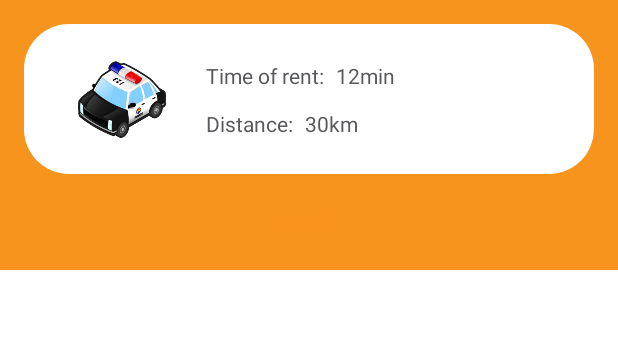
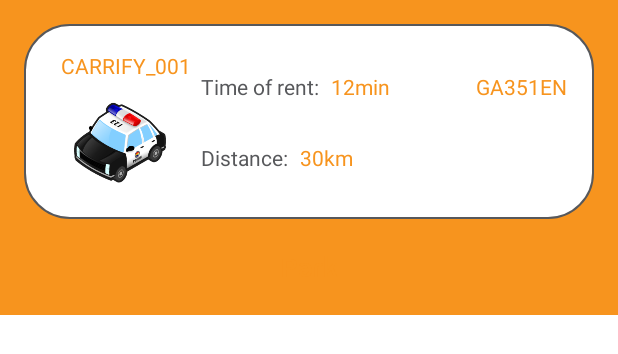
Before and after one commit to dnajdrowski/CarrifyAndroid, an Android app: the layout bottom_sheet.xml on its own in the app's theme, with its tools: preview values and no code run, on a phone screen of 412 x 824 dp. Shown: the top 354 px of the screen. Run offline under Robolectric (Android 15) with nearby library versions, the phone set to English and light mode, and no system bars.

Commit message:
Fixes layouts.

```diff
--- a/app/src/main/java/pl/carrifyandroid/MainActivity.java
+++ b/app/src/main/java/pl/carrifyandroid/MainActivity.java
@@ -69,7 +69,6 @@ public class MainActivity extends AppCompatActivity {
         drawer.addDrawerListener(toggle);
         toggle.syncState();
 
-        menuRecycler = navigationView.findViewById(R.id.menuRecycler);
 
         View headerView = navigationView.getHeaderView(0);
         //username
--- a/app/src/main/java/pl/carrifyandroid/Screens/CarPreview/CarPreviewDialog.java
+++ b/app/src/main/java/pl/carrifyandroid/Screens/CarPreview/CarPreviewDialog.java
@@ -39,9 +39,9 @@ public class CarPreviewDialog extends DialogFragment {
 
     @BindView(R.id.rentButton)
     MaterialButton rentButton;
-    @BindView(R.id.carRegistrationNumber)
+    @BindView(R.id.car_registration_number)
     TextView carRegistrationNumber;
-    @BindView(R.id.carFuel)
+    @BindView(R.id.car_fuel)
     TextView carFuel;
 
     private int fuelLevel = 0;
--- a/app/src/main/res/drawable/dialog_background.xml
+++ b/app/src/main/res/drawable/dialog_background.xml
@@ -9,4 +9,5 @@
         android:top="10dp"
         android:right="10dp"
         android:bottom="10dp" />
+    <stroke android:color="@color/grey" android:width="1dp"/>
 </shape>
--- a/app/src/main/res/layout/bottom_sheet.xml
+++ b/app/src/main/res/layout/bottom_sheet.xml
@@ -1,19 +1,29 @@
 <?xml version="1.0" encoding="utf-8"?>
-<androidx.constraintlayout.widget.ConstraintLayout xmlns:android="http://schemas.android.com/apk/res/android"
+<androidx.coordinatorlayout.widget.CoordinatorLayout
+    xmlns:android="http://schemas.android.com/apk/res/android"
     xmlns:app="http://schemas.android.com/apk/res-auto"
     xmlns:tools="http://schemas.android.com/tools"
     android:id="@+id/bottom_sheet"
     android:layout_width="match_parent"
-    android:layout_height="wrap_content"
+    android:layout_height="wrap_content">
+
+    <androidx.cardview.widget.CardView
+        android:layout_width="match_parent"
+        android:layout_height="match_parent"
+        app:cardCornerRadius="30dp">
+
+        <androidx.constraintlayout.widget.ConstraintLayout
+            android:layout_width="match_parent"
+            android:layout_height="match_parent"
             android:background="@color/colorPrimary"
             android:orientation="vertical"
+            app:layout_behavior="@string/bottom_sheet_behavior"
             app:behavior_hideable="false"
-    app:behavior_peekHeight="90dp"
-    app:layout_behavior="android.support.design.widget.BottomSheetBehavior">
+            app:behavior_peekHeight="90dp">
 
             <com.google.android.material.button.MaterialButton
-        android:id="@+id/loginButton2"
-        style="@style/Widget.AppCompat.Button.Borderless"
+                android:id="@+id/park_button"
+                style="@style/Widget.MaterialComponents.Button.TextButton"
                 android:layout_width="0dp"
                 android:layout_height="wrap_content"
                 android:layout_marginStart="16dp"
@@ -30,14 +40,14 @@
                 android:textSize="@dimen/text_size_20sp"
                 app:cornerRadius="5dp"
                 app:layout_constraintBottom_toBottomOf="parent"
-        app:layout_constraintEnd_toEndOf="@+id/constraintLayout3"
-        app:layout_constraintStart_toStartOf="@+id/constraintLayout3"
-        app:layout_constraintTop_toBottomOf="@+id/constraintLayout3" />
+                app:layout_constraintEnd_toEndOf="@+id/rent_info_layout"
+                app:layout_constraintStart_toStartOf="@+id/rent_info_layout"
+                app:layout_constraintTop_toBottomOf="@+id/rent_info_layout" />
 
             <androidx.constraintlayout.widget.ConstraintLayout
-        android:id="@+id/constraintLayout3"
+                android:id="@+id/rent_info_layout"
                 android:layout_width="0dp"
-        android:layout_height="100dp"
+                android:layout_height="130dp"
                 android:layout_marginStart="16dp"
                 android:layout_marginTop="16dp"
                 android:layout_marginEnd="16dp"
@@ -45,6 +55,32 @@
                 app:layout_constraintEnd_toEndOf="parent"
                 app:layout_constraintStart_toStartOf="parent"
                 app:layout_constraintTop_toTopOf="parent">
+
+                <androidx.constraintlayout.widget.Guideline
+                    android:id="@+id/guideline_h50"
+                    android:layout_width="wrap_content"
+                    android:layout_height="wrap_content"
+                    android:orientation="horizontal"
+                    app:layout_constraintGuide_percent="0.5" />
+
+                <androidx.constraintlayout.widget.Guideline
+                    android:id="@+id/guideline_v30"
+                    android:layout_width="wrap_content"
+                    android:layout_height="wrap_content"
+                    android:orientation="vertical"
+                    app:layout_constraintGuide_percent="0.30" />
+
+                <com.google.android.material.textview.MaterialTextView
+                    android:id="@+id/rent_car_name"
+                    android:layout_width="wrap_content"
+                    android:layout_height="wrap_content"
+                    android:layout_marginStart="8dp"
+                    android:text="CARRIFY_001"
+                    android:layout_marginTop="8dp"
+                    android:textColor="@color/colorPrimary"
+                    app:layout_constraintTop_toTopOf="parent"
+                    app:layout_constraintStart_toStartOf="parent"
+                    app:layout_constraintEnd_toStartOf="@+id/guideline_v30"/>
 
                 <ImageView
                     android:id="@+id/imageView3"
@@ -56,76 +92,74 @@
                     android:layout_marginBottom="8dp"
                     android:scaleType="centerInside"
                     app:layout_constraintBottom_toBottomOf="parent"
-            app:layout_constraintEnd_toStartOf="@+id/guideline"
+                    app:layout_constraintEnd_toStartOf="@+id/guideline_v30"
                     app:layout_constraintStart_toStartOf="parent"
-            app:layout_constraintTop_toTopOf="parent"
-            app:srcCompat="@drawable/car_avatar" />
+                    app:layout_constraintTop_toBottomOf="@id/rent_car_name"
+                    app:srcCompat="@drawable/car_avatar"
+                    android:contentDescription="@null" />
 
-        <androidx.constraintlayout.widget.Guideline
-            android:id="@+id/guideline"
-            android:layout_width="wrap_content"
-            android:layout_height="wrap_content"
-            android:orientation="vertical"
-            app:layout_constraintGuide_percent="0.31" />
-
-        <TextView
-            android:id="@+id/bottomTime"
+                <com.google.android.material.textview.MaterialTextView
+                    android:id="@+id/rent_time"
                     android:layout_width="wrap_content"
                     android:layout_height="wrap_content"
                     android:layout_marginStart="8dp"
                     android:layout_marginTop="8dp"
                     android:text="12min"
-            android:textColor="@color/grey"
-            app:layout_constraintBottom_toTopOf="@+id/guideline2"
-            app:layout_constraintStart_toEndOf="@+id/textView4"
+                    android:textColor="@color/colorPrimary"
+                    app:layout_constraintBottom_toTopOf="@+id/guideline_h50"
+                    app:layout_constraintStart_toEndOf="@+id/rent_time_text_view"
                     app:layout_constraintTop_toTopOf="parent" />
 
-        <TextView
-            android:id="@+id/bottomDistance"
+                <com.google.android.material.textview.MaterialTextView
+                    android:id="@+id/rent_distance"
                     android:layout_width="wrap_content"
                     android:layout_height="wrap_content"
                     android:layout_marginStart="8dp"
                     android:layout_marginBottom="8dp"
                     android:text="30km"
-            android:textColor="@color/grey"
+                    android:textColor="@color/colorPrimary"
                     app:layout_constraintBottom_toBottomOf="parent"
-            app:layout_constraintStart_toEndOf="@+id/textView5"
-            app:layout_constraintTop_toTopOf="@+id/guideline2" />
+                    app:layout_constraintStart_toEndOf="@+id/rent_distance_text_view"
+                    app:layout_constraintTop_toTopOf="@+id/guideline_h50" />
 
-        <androidx.constraintlayout.widget.Guideline
-            android:id="@+id/guideline2"
-            android:layout_width="wrap_content"
-            android:layout_height="wrap_content"
-            android:orientation="horizontal"
-            app:layout_constraintGuide_percent="0.5" />
 
-        <TextView
-            android:id="@+id/textView4"
+                <com.google.android.material.textview.MaterialTextView
+                    android:id="@+id/rent_time_text_view"
                     android:layout_width="wrap_content"
                     android:layout_height="wrap_content"
                     android:layout_marginTop="8dp"
                     android:text="@string/time_of_rent"
                     android:textColor="@color/grey"
-            app:layout_constraintBottom_toTopOf="@+id/guideline2"
-            app:layout_constraintStart_toStartOf="@+id/guideline"
+                    app:layout_constraintBottom_toTopOf="@+id/guideline_h50"
+                    app:layout_constraintStart_toStartOf="@+id/guideline_v30"
                     app:layout_constraintTop_toTopOf="parent" />
 
-        <TextView
-            android:id="@+id/textView5"
+                <com.google.android.material.textview.MaterialTextView
+                    android:id="@+id/rent_distance_text_view"
                     android:layout_width="wrap_content"
                     android:layout_height="wrap_content"
                     android:layout_marginBottom="8dp"
                     android:text="@string/distance"
                     android:textColor="@color/grey"
                     app:layout_constraintBottom_toBottomOf="parent"
-            app:layout_constraintStart_toStartOf="@+id/guideline"
-            app:layout_constraintTop_toTopOf="@+id/guideline2" />
+                    app:layout_constraintStart_toStartOf="@+id/guideline_v30"
+                    app:layout_constraintTop_toTopOf="@+id/guideline_h50" />
+
+                <com.google.android.material.textview.MaterialTextView
+                    android:id="@+id/rent_car_registration_number"
+                    android:layout_width="wrap_content"
+                    android:layout_height="wrap_content"
+                    android:layout_marginTop="8dp"
+                    android:layout_marginEnd="8dp"
+                    android:text="GA351EN"
+                    android:textColor="@color/colorPrimary"
+                    app:layout_constraintBottom_toBottomOf="@+id/guideline_h50"
+                    app:layout_constraintEnd_toEndOf="parent"
+                    app:layout_constraintTop_toTopOf="parent" />
             </androidx.constraintlayout.widget.ConstraintLayout>
 
-    <androidx.constraintlayout.widget.Guideline
-        android:id="@+id/guideline3"
-        android:layout_width="wrap_content"
-        android:layout_height="wrap_content"
-        android:orientation="vertical"
-        app:layout_constraintGuide_percent="0.5" />
         </androidx.constraintlayout.widget.ConstraintLayout>
+
+    </androidx.cardview.widget.CardView>
+
+</androidx.coordinatorlayout.widget.CoordinatorLayout>
--- a/app/src/main/res/values-sw330dp/dimens.xml
+++ b/app/src/main/res/values-sw330dp/dimens.xml
@@ -5,5 +5,4 @@
     <dimen name="text_size_15sp">15sp</dimen>
     <dimen name="text_size_20sp">20sp</dimen>
     <dimen name="text_size_18sp">18sp</dimen>
-
 </resources>
--- a/app/src/main/res/values/colors.xml
+++ b/app/src/main/res/values/colors.xml
@@ -3,7 +3,7 @@
     <color name="colorPrimary">#f7941e</color>
     <color name="colorPrimaryDark">#FFED96</color>
     <color name="colorAccent">#339422</color>
-    <color name="lightgrey">#6F6F6F</color>
+    <color name="lightGrey">#6F6F6F</color>
     <color name="white">#FFFFFF</color>
     <color name="grey">#57585b</color>
 </resources>
```
Also changed, not shown: app/src/main/java/pl/carrifyandroid/Screens/Auth/Login/LoginActivity.java (+7 -0 lines), app/src/main/res/layout/activity_main.xml (+7 -48 lines), app/src/main/res/layout/dialog_car_preview.xml (+27 -31 lines), app/src/main/res/layout/nav_view.xml (added, +44 -0 lines), app/src/main/res/menu/nav_menu.xml (added, +43 -0 lines). Lines whose indentation alone changed are shown as unchanged.
